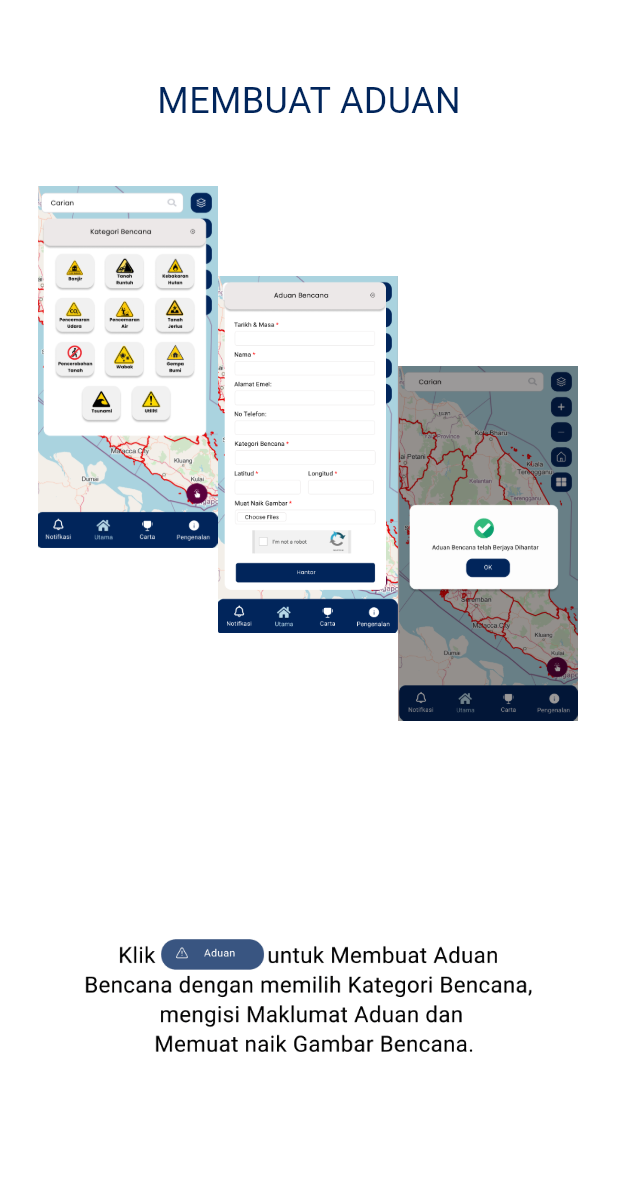
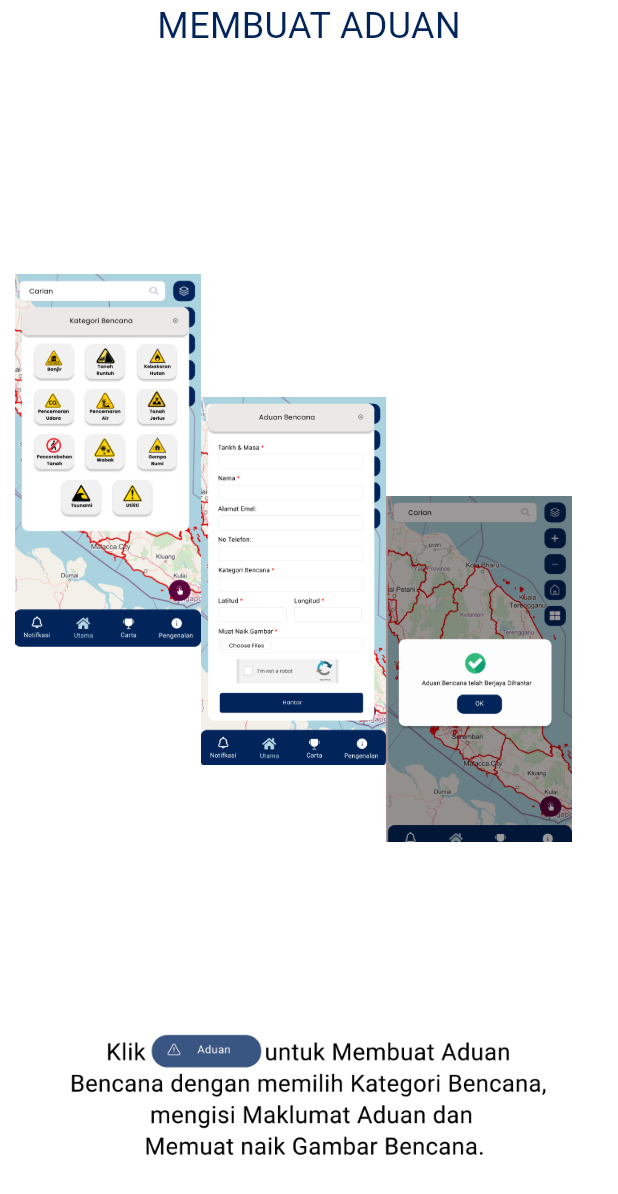
Before and after one commit to riezuuuu/DIGIM, a Flutter app: the NotiStep2 screen opened directly, on a phone screen of 412 x 824 dp. Shown: the top 1194 px of the screen. Run offline on Flutter 3.47's test engine with Material 3 defaults, Android fonts, the phone set to English and light mode, and no system bars; our stand-ins replace flutter_map, latlong2.

Commit message:
notification 1

```diff
--- a/lib/notiStep1.dart
+++ b/lib/notiStep1.dart
@@ -11,7 +11,7 @@ class NotiStep1 extends StatelessWidget {
 
           // Map Image
           Expanded(
-            flex: 3, // Takes 3 parts of available space
+            flex: 3,
             child: Center(
               child: ClipRRect(
                 borderRadius: BorderRadius.circular(20),
@@ -26,7 +26,7 @@ class NotiStep1 extends StatelessWidget {
 
           // Notification Image
           Expanded(
-            flex: 2, // Takes 2 parts of available space
+            flex: 2,
             child: Center(
               child: Image.asset(
                 'assets/images/noti1.png',
--- a/lib/notiStep2.dart
+++ b/lib/notiStep2.dart
@@ -3,68 +3,95 @@ import 'package:flutter/material.dart';
 class NotiStep2 extends StatelessWidget {
   @override
   Widget build(BuildContext context) {
+    final screenWidth = MediaQuery.of(context).size.width;
+    final screenHeight = MediaQuery.of(context).size.height;
+
     return Scaffold(
       backgroundColor: Colors.white,
-      body: Column(
+      body: LayoutBuilder(
+        builder: (context, constraints) {
+          return SingleChildScrollView(
+            child: ConstrainedBox(
+              constraints: BoxConstraints(
+                minHeight: constraints.maxHeight,
+              ),
+              child: Column(
+                mainAxisAlignment: MainAxisAlignment.spaceBetween,
                 children: [
                   // Title
-          Padding(
-            padding: const EdgeInsets.only(top: 50.0),
+                  Container(
+                    padding: EdgeInsets.only(top: 0),
+                    alignment: Alignment.center,
                     child: Text(
                       "MEMBUAT ADUAN",
                       style: TextStyle(
                         fontSize: 24,
                         fontWeight: FontWeight.normal,
-                  color: const Color(0xFF01255B)),
+                        color: const Color(0xFF01255B),
+                      ),
                     ),
                   ),
 
-          SizedBox(height: 40), // Spacing between title and images
-
-          // Horizontal Stair-Step Layout
-          Expanded(
-            child: Center(
+                  // Image Stack
+                  Container(
+                    height: screenHeight * 0.5,
                     child: Stack(
                       alignment: Alignment.center,
                       children: [
                         Positioned(
-                    left: 25, // Left-most position
-                    top: 0, // Highest position
-                    child: _buildMapImage('assets/images/aduan1.png', 120),
+                          left: screenWidth * 0.025,
+                          top: screenHeight * 0.04,
+                          child: _buildImage(
+                              'assets/images/aduan1.png', screenWidth * 0.3),
                         ),
                         Positioned(
-                    left: 145, // Center position
-                    top: 60, // Medium height
-                    child: _buildMapImage('assets/images/aduan2.png', 120),
+                          left: screenWidth * 0.325,
+                          top: screenHeight * 0.14,
+                          child: _buildImage(
+                              'assets/images/aduan2.png', screenWidth * 0.3),
                         ),
                         Positioned(
-                    left: 265, // Right-most position
-                    top: 120, // Lowest position
-                    child: _buildMapImage('assets/images/aduan3.png', 120),
+                          left: screenWidth * 0.625,
+                          top: screenHeight * 0.22,
+                          child: _buildImage(
+                              'assets/images/aduan3.png', screenWidth * 0.3),
                         ),
                       ],
                     ),
                   ),
-          ),
 
-          // Noti2 Image at the Bottom
-          Image.asset(
+                  // Bottom Image (noti2)
+                  Container(
+                    padding: EdgeInsets.only(bottom: 30),
+                    child: Image.asset(
                       'assets/images/noti2.png',
-            width: 310,
+                      width: screenWidth * 0.8,
                       fit: BoxFit.contain,
                     ),
-
-          SizedBox(height: 100), // Bottom spacing
+                  ),
                 ],
+              ),
+            ),
+          );
+        },
       ),
     );
   }
 
-  Widget _buildMapImage(String assetPath, double width) {
+  Widget _buildImage(String assetPath, double width) {
     return Image.asset(
       assetPath,
       width: width,
-      fit: BoxFit.cover,
+      fit: BoxFit.contain,
+      errorBuilder: (context, error, stackTrace) {
+        return Container(
+          width: width,
+          color: Colors.grey[200],
+          child: Center(
+            child: Text('Image not found', style: TextStyle(color: Colors.red)),
+          ),
+        );
+      },
     );
   }
 }
```
Lines whose indentation alone changed are shown as unchanged.
